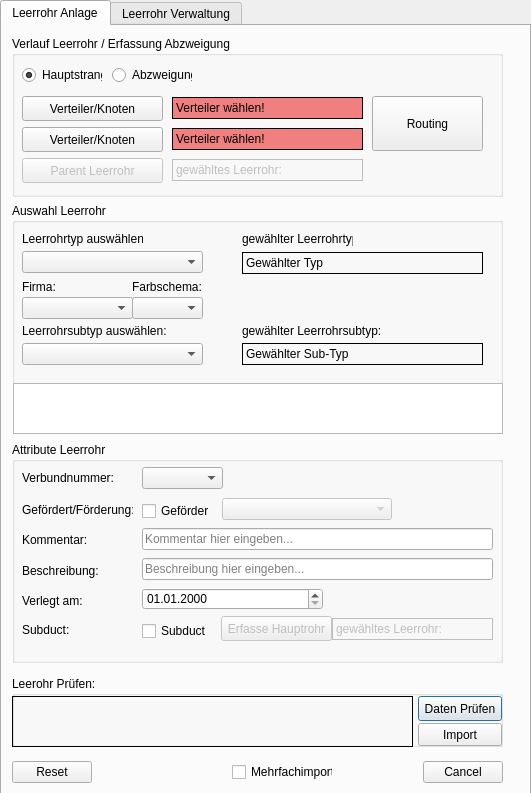
geoKjack/Toolbox_SiegeleCO, file tools/leerrohr_verlegen/leerrohr_verlegen_dialog_base.ui: the form before one commit.
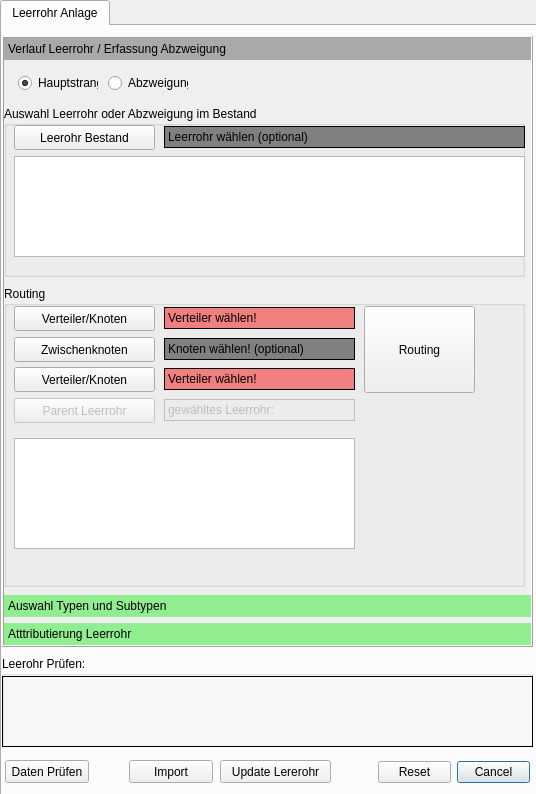
The form after the commit. Custom widgets are drawn as their Qt base class.

Commit message: Großer Umbau von allen Tools

The edit to the form file:
```diff
--- a/tools/leerrohr_verlegen/leerrohr_verlegen_dialog_base.ui
+++ b/tools/leerrohr_verlegen/leerrohr_verlegen_dialog_base.ui
@@ -6,8 +6,8 @@
    <rect>
     <x>0</x>
     <y>0</y>
-    <width>531</width>
-    <height>793</height>
+    <width>536</width>
+    <height>794</height>
    </rect>
   </property>
   <property name="windowTitle">
@@ -18,7 +18,7 @@
     <rect>
      <x>0</x>
      <y>0</y>
-     <width>531</width>
+     <width>541</width>
      <height>801</height>
     </rect>
    </property>
@@ -42,64 +42,47 @@
     <widget class="QGroupBox" name="groupBox_3">
      <property name="geometry">
       <rect>
-       <x>10</x>
-       <y>650</y>
-       <width>491</width>
-       <height>71</height>
+       <x>0</x>
+       <y>630</y>
+       <width>531</width>
+       <height>91</height>
       </rect>
      </property>
      <property name="title">
       <string>Leerohr Prüfen:</string>
      </property>
-     <widget class="QPushButton" name="pushButton_Datenpruefung">
-      <property name="geometry">
-       <rect>
-        <x>406</x>
-        <y>20</y>
-        <width>84</width>
-        <height>25</height>
-       </rect>
-      </property>
-      <property name="text">
-       <string>Daten Prüfen</string>
-      </property>
-     </widget>
      <widget class="QLabel" name="label_Status">
       <property name="geometry">
        <rect>
         <x>0</x>
         <y>20</y>
-        <width>401</width>
-        <height>51</height>
+        <width>531</width>
+        <height>71</height>
        </rect>
       </property>
+      <property name="styleSheet">
+       <string notr="true">padding-left: 10px; padding-top: 5px;</string>
+      </property>
       <property name="frameShape">
        <enum>QFrame::Box</enum>
       </property>
       <property name="text">
        <string/>
       </property>
-     </widget>
-     <widget class="QPushButton" name="pushButton_Import">
-      <property name="geometry">
-       <rect>
-        <x>406</x>
-        <y>47</y>
-        <width>84</width>
-        <height>23</height>
-       </rect>
+      <property name="alignment">
+       <set>Qt::AlignLeading|Qt::AlignLeft|Qt::AlignTop</set>
       </property>
-      <property name="text">
-       <string>Import</string>
+      <property name="wordWrap">
+       <bool>true</bool>
       </property>
      </widget>
     </widget>
     <widget class="QDialogButtonBox" name="button_box">
      <property name="geometry">
       <rect>
-       <x>10</x>
+       <x>376</x>
        <y>730</y>
-       <width>491</width>
+       <width>152</width>
        <height>32</height>
       </rect>
      </property>
@@ -110,17 +93,475 @@
       <set>QDialogButtonBox::Cancel|QDialogButtonBox::Reset</set>
      </property>
     </widget>
+    <widget class="QToolBox" name="toolBox">
+     <property name="geometry">
+      <rect>
+       <x>0</x>
+       <y>10</y>
+       <width>531</width>
+       <height>611</height>
+      </rect>
+     </property>
+     <property name="sizePolicy">
+      <sizepolicy hsizetype="Fixed" vsizetype="Fixed">
+       <horstretch>0</horstretch>
+       <verstretch>0</verstretch>
+      </sizepolicy>
+     </property>
+     <property name="autoFillBackground">
+      <bool>true</bool>
+     </property>
+     <property name="styleSheet">
+      <string notr="true">QToolBox::tab { background-color: lightgreen; }
+QToolBox::tab:selected { background-color: darkgrey; }
+</string>
+     </property>
+     <property name="frameShape">
+      <enum>QFrame::Box</enum>
+     </property>
+     <property name="frameShadow">
+      <enum>QFrame::Raised</enum>
+     </property>
+     <property name="currentIndex">
+      <number>0</number>
+     </property>
+     <widget class="QWidget" name="page">
+      <property name="geometry">
+       <rect>
+        <x>0</x>
+        <y>0</y>
+        <width>527</width>
+        <height>523</height>
+       </rect>
+      </property>
+      <attribute name="label">
+       <string>Verlauf Leerrohr / Erfassung Abzweigung</string>
+      </attribute>
+      <widget class="QRadioButton" name="radioButton_Hauptstrang">
+       <property name="geometry">
+        <rect>
+         <x>14</x>
+         <y>8</y>
+         <width>80</width>
+         <height>18</height>
+        </rect>
+       </property>
+       <property name="text">
+        <string>Hauptstrang</string>
+       </property>
+       <property name="checked">
+        <bool>true</bool>
+       </property>
+       <property name="radio" stdset="0">
+        <string/>
+       </property>
+      </widget>
+      <widget class="QRadioButton" name="radioButton_Abzweigung">
+       <property name="geometry">
+        <rect>
+         <x>104</x>
+         <y>8</y>
+         <width>80</width>
+         <height>18</height>
+        </rect>
+       </property>
+       <property name="text">
+        <string>Abzweigung</string>
+       </property>
+       <property name="radio" stdset="0">
+        <string/>
+       </property>
+      </widget>
+      <widget class="QGroupBox" name="groupBox">
+       <property name="geometry">
+        <rect>
+         <x>0</x>
+         <y>40</y>
+         <width>521</width>
+         <height>171</height>
+        </rect>
+       </property>
+       <property name="inputMethodHints">
+        <set>Qt::ImhNone</set>
+       </property>
+       <property name="title">
+        <string>Auswahl Leerrohr oder Abzweigung im Bestand</string>
+       </property>
+       <widget class="QPushButton" name="pushButton_select_leerrohr">
+        <property name="geometry">
+         <rect>
+          <x>10</x>
+          <y>19</y>
+          <width>141</width>
+          <height>25</height>
+         </rect>
+        </property>
+        <property name="text">
+         <string>Leerohr Bestand</string>
+        </property>
+       </widget>
+       <widget class="QLabel" name="label_gewaehltes_leerrohr">
+        <property name="geometry">
+         <rect>
+          <x>160</x>
+          <y>20</y>
+          <width>361</width>
+          <height>22</height>
+         </rect>
+        </property>
+        <property name="autoFillBackground">
+         <bool>false</bool>
+        </property>
+        <property name="styleSheet">
+         <string notr="true">background-color: grey;</string>
+        </property>
+        <property name="inputMethodHints">
+         <set>Qt::ImhNone</set>
+        </property>
+        <property name="frameShape">
+         <enum>QFrame::Box</enum>
+        </property>
+        <property name="frameShadow">
+         <enum>QFrame::Plain</enum>
+        </property>
+        <property name="lineWidth">
+         <number>1</number>
+        </property>
+        <property name="text">
+         <string>Leerrohr wählen (optional)</string>
+        </property>
+       </widget>
+       <widget class="QListWidget" name="listWidget_Leerrohr">
+        <property name="geometry">
+         <rect>
+          <x>10</x>
+          <y>50</y>
+          <width>511</width>
+          <height>101</height>
+         </rect>
+        </property>
+        <property name="inputMethodHints">
+         <set>Qt::ImhMultiLine</set>
+        </property>
+       </widget>
+      </widget>
+      <widget class="QGroupBox" name="groupBox_4">
+       <property name="geometry">
+        <rect>
+         <x>0</x>
+         <y>220</y>
+         <width>521</width>
+         <height>301</height>
+        </rect>
+       </property>
+       <property name="title">
+        <string>Routing</string>
+       </property>
+       <widget class="QPushButton" name="pushButton_Parent_Leerrohr">
+        <property name="enabled">
+         <bool>false</bool>
+        </property>
+        <property name="geometry">
+         <rect>
+          <x>10</x>
+          <y>112</y>
+          <width>141</width>
+          <height>25</height>
+         </rect>
+        </property>
+        <property name="text">
+         <string>Parent Leerrohr</string>
+        </property>
+       </widget>
+       <widget class="QPushButton" name="pushButton_routing">
+        <property name="geometry">
+         <rect>
+          <x>360</x>
+          <y>20</y>
+          <width>111</width>
+          <height>87</height>
+         </rect>
+        </property>
+        <property name="text">
+         <string>Routing</string>
+        </property>
+       </widget>
+       <widget class="QGraphicsView" name="graphicsView_Auswahl_Route">
+        <property name="geometry">
+         <rect>
+          <x>10</x>
+          <y>152</y>
+          <width>341</width>
+          <height>111</height>
+         </rect>
+        </property>
+        <property name="sizePolicy">
+         <sizepolicy hsizetype="Fixed" vsizetype="Fixed">
+          <horstretch>0</horstretch>
+          <verstretch>0</verstretch>
+         </sizepolicy>
+        </property>
+        <property name="alignment">
+         <set>Qt::AlignLeading|Qt::AlignLeft|Qt::AlignTop</set>
+        </property>
+       </widget>
+       <widget class="QPushButton" name="pushButton_zwischenknoten">
+        <property name="geometry">
+         <rect>
+          <x>10</x>
+          <y>51</y>
+          <width>141</width>
+          <height>25</height>
+         </rect>
+        </property>
+        <property name="text">
+         <string>Zwischenknoten</string>
+        </property>
+       </widget>
+       <widget class="QLabel" name="label_gewaehlter_zwischenknoten">
+        <property name="geometry">
+         <rect>
+          <x>160</x>
+          <y>52</y>
+          <width>191</width>
+          <height>22</height>
+         </rect>
+        </property>
+        <property name="styleSheet">
+         <string notr="true">background-color: grey;</string>
+        </property>
+        <property name="frameShape">
+         <enum>QFrame::Box</enum>
+        </property>
+        <property name="text">
+         <string>Knoten wählen! (optional)</string>
+        </property>
+       </widget>
+       <widget class="QPushButton" name="pushButton_verteiler_2">
+        <property name="geometry">
+         <rect>
+          <x>10</x>
+          <y>81</y>
+          <width>141</width>
+          <height>25</height>
+         </rect>
+        </property>
+        <property name="text">
+         <string>Verteiler/Knoten</string>
+        </property>
+       </widget>
+       <widget class="QLabel" name="label_Parent_Leerrohr">
+        <property name="enabled">
+         <bool>false</bool>
+        </property>
+        <property name="geometry">
+         <rect>
+          <x>160</x>
+          <y>113</y>
+          <width>191</width>
+          <height>22</height>
+         </rect>
+        </property>
+        <property name="frameShape">
+         <enum>QFrame::Box</enum>
+        </property>
+        <property name="text">
+         <string>gewähltes Leerrohr:   </string>
+        </property>
+       </widget>
+       <widget class="QLabel" name="label_gewaehlter_verteiler_2">
+        <property name="geometry">
+         <rect>
+          <x>160</x>
+          <y>82</y>
+          <width>191</width>
+          <height>22</height>
+         </rect>
+        </property>
+        <property name="styleSheet">
+         <string notr="true">background-color: lightcoral;</string>
+        </property>
+        <property name="frameShape">
+         <enum>QFrame::Box</enum>
+        </property>
+        <property name="text">
+         <string>Verteiler wählen!</string>
+        </property>
+       </widget>
+       <widget class="QLabel" name="label_gewaehlter_verteiler">
+        <property name="geometry">
+         <rect>
+          <x>160</x>
+          <y>21</y>
+          <width>191</width>
+          <height>22</height>
+         </rect>
+        </property>
+        <property name="autoFillBackground">
+         <bool>false</bool>
+        </property>
+        <property name="styleSheet">
+         <string notr="true">background-color: lightcoral;</string>
+        </property>
+        <property name="inputMethodHints">
+         <set>Qt::ImhNone</set>
+        </property>
+        <property name="frameShape">
+         <enum>QFrame::Box</enum>
+        </property>
+        <property name="frameShadow">
+         <enum>QFrame::Plain</enum>
+        </property>
+        <property name="lineWidth">
+         <number>1</number>
+        </property>
+        <property name="text">
+         <string>Verteiler wählen!</string>
+        </property>
+       </widget>
+       <widget class="QPushButton" name="pushButton_verteiler">
+        <property name="geometry">
+         <rect>
+          <x>10</x>
+          <y>20</y>
+          <width>141</width>
+          <height>25</height>
+         </rect>
+        </property>
+        <property name="text">
+         <string>Verteiler/Knoten</string>
+        </property>
+       </widget>
+      </widget>
+     </widget>
+     <widget class="QWidget" name="page_2">
+      <property name="geometry">
+       <rect>
+        <x>0</x>
+        <y>0</y>
+        <width>527</width>
+        <height>523</height>
+       </rect>
+      </property>
+      <attribute name="label">
+       <string>Auswahl Typen und Subtypen</string>
+      </attribute>
+      <widget class="QGraphicsView" name="graphicsView_Auswahl_Subtyp">
+       <property name="geometry">
+        <rect>
+         <x>0</x>
+         <y>280</y>
+         <width>521</width>
+         <height>241</height>
+        </rect>
+       </property>
+       <property name="sizePolicy">
+        <sizepolicy hsizetype="Fixed" vsizetype="Expanding">
+         <horstretch>0</horstretch>
+         <verstretch>0</verstretch>
+        </sizepolicy>
+       </property>
+       <property name="styleSheet">
+        <string notr="true">padding-left: 10px; padding-top: 5px;</string>
+       </property>
+       <property name="alignment">
+        <set>Qt::AlignLeading|Qt::AlignLeft|Qt::AlignTop</set>
+       </property>
+      </widget>
+      <widget class="QTabWidget" name="tabWidget_6">
+       <property name="geometry">
+        <rect>
+         <x>0</x>
+         <y>0</y>
+         <width>601</width>
+         <height>271</height>
+        </rect>
+       </property>
+       <property name="currentIndex">
+        <number>2</number>
+       </property>
+       <widget class="QWidget" name="tab_4">
+        <attribute name="title">
+         <string>Zubringerrohr</string>
+        </attribute>
+        <widget class="QListWidget" name="listWidget_Zubringerrohr">
+         <property name="geometry">
+          <rect>
+           <x>0</x>
+           <y>5</y>
+           <width>591</width>
+           <height>241</height>
+          </rect>
+         </property>
+         <property name="selectionMode">
+          <enum>QAbstractItemView::MultiSelection</enum>
+         </property>
+        </widget>
+       </widget>
+       <widget class="QWidget" name="tab_14">
+        <attribute name="title">
+         <string>Hauptrohr</string>
+        </attribute>
+        <widget class="QListWidget" name="listWidget_Hauptrohr">
+         <property name="geometry">
+          <rect>
+           <x>0</x>
+           <y>5</y>
+           <width>591</width>
+           <height>241</height>
+          </rect>
+         </property>
+         <property name="selectionMode">
+          <enum>QAbstractItemView::MultiSelection</enum>
+         </property>
+        </widget>
+       </widget>
+       <widget class="QWidget" name="tab_3">
+        <attribute name="title">
+         <string>Multirohr</string>
+        </attribute>
+        <widget class="QListWidget" name="listWidget_Multirohr">
+         <property name="geometry">
+          <rect>
+           <x>0</x>
+           <y>5</y>
+           <width>521</width>
+           <height>241</height>
+          </rect>
+         </property>
+         <property name="styleSheet">
+          <string notr="true"/>
+         </property>
+         <property name="selectionMode">
+          <enum>QAbstractItemView::MultiSelection</enum>
+         </property>
+        </widget>
+       </widget>
+      </widget>
+     </widget>
+     <widget class="QWidget" name="page_3">
+      <property name="geometry">
+       <rect>
+        <x>0</x>
+        <y>0</y>
+        <width>527</width>
+        <height>523</height>
+       </rect>
+      </property>
+      <attribute name="label">
+       <string>Atttributierung Leerrohr</string>
+      </attribute>
     <widget class="QGroupBox" name="groupBox_2">
      <property name="geometry">
       <rect>
-       <x>10</x>
-       <y>416</y>
-       <width>491</width>
-       <height>221</height>
+         <x>0</x>
+         <y>0</y>
+         <width>531</width>
+         <height>531</height>
       </rect>
      </property>
      <property name="title">
-      <string>Attribute Leerrohr</string>
+        <string/>
      </property>
      <widget class="QLabel" name="label_11">
       <property name="geometry">
@@ -329,297 +770,47 @@
        <string>gewähltes Leerrohr:   </string>
       </property>
      </widget>
-    </widget>
-    <widget class="QGroupBox" name="groupBox">
-     <property name="geometry">
-      <rect>
-       <x>10</x>
-       <y>10</y>
-       <width>491</width>
-       <height>161</height>
-      </rect>
-     </property>
-     <property name="title">
-      <string>Verlauf Leerrohr / Erfassung Abzweigung</string>
-     </property>
-     <widget class="QPushButton" name="pushButton_verteiler_2">
-      <property name="geometry">
-       <rect>
-        <x>10</x>
-        <y>91</y>
-        <width>141</width>
-        <height>25</height>
-       </rect>
-      </property>
-      <property name="text">
-       <string>Verteiler/Knoten</string>
-      </property>
-     </widget>
-     <widget class="QPushButton" name="pushButton_verteiler">
-      <property name="geometry">
-       <rect>
-        <x>10</x>
-        <y>60</y>
-        <width>141</width>
-        <height>25</height>
-       </rect>
-      </property>
-      <property name="text">
-       <string>Verteiler/Knoten</string>
-      </property>
-     </widget>
-     <widget class="QPushButton" name="pushButton_Parent_Leerrohr">
-      <property name="enabled">
-       <bool>false</bool>
-      </property>
-      <property name="geometry">
-       <rect>
-        <x>10</x>
-        <y>122</y>
-        <width>141</width>
-        <height>25</height>
-       </rect>
-      </property>
-      <property name="text">
-       <string>Parent Leerrohr</string>
-      </property>
-     </widget>
-     <widget class="QLabel" name="label_gewaehlter_verteiler">
-      <property name="geometry">
-       <rect>
-        <x>160</x>
-        <y>61</y>
-        <width>191</width>
-        <height>22</height>
-       </rect>
-      </property>
-      <property name="autoFillBackground">
-       <bool>false</bool>
-      </property>
-      <property name="styleSheet">
-       <string notr="true">background-color: lightcoral;</string>
-      </property>
-      <property name="inputMethodHints">
-       <set>Qt::ImhNone</set>
-      </property>
-      <property name="frameShape">
-       <enum>QFrame::Box</enum>
-      </property>
-      <property name="frameShadow">
-       <enum>QFrame::Plain</enum>
-      </property>
-      <property name="lineWidth">
-       <number>1</number>
-      </property>
-      <property name="text">
-       <string>Verteiler wählen!</string>
-      </property>
-     </widget>
-     <widget class="QLabel" name="label_Parent_Leerrohr">
-      <property name="enabled">
-       <bool>false</bool>
-      </property>
-      <property name="geometry">
-       <rect>
-        <x>160</x>
-        <y>123</y>
-        <width>191</width>
-        <height>22</height>
-       </rect>
-      </property>
-      <property name="frameShape">
-       <enum>QFrame::Box</enum>
-      </property>
-      <property name="text">
-       <string>gewähltes Leerrohr:   </string>
-      </property>
-     </widget>
-     <widget class="QLabel" name="label_gewaehlter_verteiler_2">
-      <property name="geometry">
-       <rect>
-        <x>160</x>
-        <y>92</y>
-        <width>191</width>
-        <height>22</height>
-       </rect>
-      </property>
-      <property name="styleSheet">
-       <string notr="true">background-color: lightcoral;</string>
-      </property>
-      <property name="frameShape">
-       <enum>QFrame::Box</enum>
-      </property>
-      <property name="text">
-       <string>Verteiler wählen!</string>
-      </property>
-     </widget>
-     <widget class="QPushButton" name="pushButton_routing">
-      <property name="geometry">
-       <rect>
-        <x>360</x>
-        <y>60</y>
-        <width>111</width>
-        <height>55</height>
-       </rect>
-      </property>
-      <property name="text">
-       <string>Routing</string>
-      </property>
-     </widget>
-     <widget class="QRadioButton" name="radioButton_Abzweigung">
-      <property name="geometry">
-       <rect>
-        <x>100</x>
-        <y>30</y>
-        <width>80</width>
-        <height>18</height>
-       </rect>
-      </property>
-      <property name="text">
-       <string>Abzweigung</string>
-      </property>
-      <property name="radio" stdset="0">
-       <string/>
-      </property>
-      <attribute name="buttonGroup">
-       <string notr="true">buttonGroup</string>
-      </attribute>
-     </widget>
-     <widget class="QRadioButton" name="radioButton_Hauptstrang">
-      <property name="geometry">
-       <rect>
-        <x>10</x>
-        <y>30</y>
-        <width>80</width>
-        <height>18</height>
-       </rect>
-      </property>
-      <property name="text">
-       <string>Hauptstrang</string>
-      </property>
-      <property name="checked">
-       <bool>true</bool>
-      </property>
-      <property name="radio" stdset="0">
-       <string/>
-      </property>
-      <attribute name="buttonGroup">
-       <string notr="true">buttonGroup</string>
-      </attribute>
-     </widget>
-    </widget>
-    <widget class="QGroupBox" name="groupBox_4">
-     <property name="geometry">
-      <rect>
-       <x>10</x>
-       <y>177</y>
-       <width>491</width>
-       <height>231</height>
-      </rect>
-     </property>
-     <property name="title">
-      <string>Auswahl Leerrohr</string>
-     </property>
-     <widget class="QLabel" name="label">
-      <property name="geometry">
-       <rect>
-        <x>10</x>
-        <y>28</y>
-        <width>121</width>
-        <height>16</height>
-       </rect>
-      </property>
-      <property name="text">
-       <string>Leerrohrtyp auswählen:</string>
-      </property>
-     </widget>
-     <widget class="QComboBox" name="comboBox_leerrohr_typ">
-      <property name="geometry">
-       <rect>
-        <x>10</x>
-        <y>48</y>
-        <width>181</width>
-        <height>22</height>
-       </rect>
-      </property>
-     </widget>
-     <widget class="QLabel" name="label_6">
-      <property name="geometry">
-       <rect>
-        <x>230</x>
-        <y>28</y>
-        <width>111</width>
-        <height>16</height>
-       </rect>
-      </property>
-      <property name="text">
-       <string>gewählter Leerrohrtyp:</string>
-      </property>
-     </widget>
-     <widget class="QComboBox" name="comboBox_leerrohr_typ_2">
-      <property name="geometry">
-       <rect>
-        <x>10</x>
-        <y>140</y>
-        <width>181</width>
-        <height>22</height>
-       </rect>
-      </property>
-     </widget>
-     <widget class="QLabel" name="label_10">
-      <property name="geometry">
-       <rect>
-        <x>230</x>
-        <y>120</y>
-        <width>141</width>
-        <height>16</height>
-       </rect>
-      </property>
-      <property name="text">
-       <string>gewählter Leerrohrsubtyp:</string>
-      </property>
-     </widget>
-     <widget class="QLabel" name="label_2">
-      <property name="geometry">
-       <rect>
-        <x>10</x>
-        <y>120</y>
-        <width>161</width>
-        <height>16</height>
-       </rect>
-      </property>
-      <property name="text">
-       <string>Leerrohrsubtyp auswählen:</string>
-      </property>
-     </widget>
      <widget class="QLabel" name="label_16">
       <property name="geometry">
        <rect>
-        <x>120</x>
-        <y>74</y>
+          <x>10</x>
+          <y>211</y>
         <width>111</width>
         <height>20</height>
        </rect>
       </property>
       <property name="text">
-       <string>Farbschema:</string>
-      </property>
-     </widget>
-     <widget class="QComboBox" name="comboBox_Farbschema">
+         <string>Count-Wert:</string>
+        </property>
+       </widget>
+       <widget class="QComboBox" name="comboBox_Countwert">
+        <property name="enabled">
+         <bool>false</bool>
+        </property>
       <property name="geometry">
        <rect>
-        <x>120</x>
-        <y>94</y>
-        <width>71</width>
+          <x>130</x>
+          <y>210</y>
+          <width>81</width>
         <height>22</height>
        </rect>
       </property>
      </widget>
-     <widget class="QComboBox" name="comboBox_Firma">
+       <widget class="QComboBox" name="comboBox_Status">
       <property name="geometry">
        <rect>
+          <x>130</x>
+          <y>239</y>
+          <width>181</width>
+          <height>22</height>
+         </rect>
+        </property>
+       </widget>
+       <widget class="QLabel" name="label_17">
+        <property name="geometry">
+         <rect>
         <x>10</x>
-        <y>94</y>
+          <y>240</y>
         <width>111</width>
         <height>22</height>
        </rect>
@@ -629,77 +820,58 @@
       <property name="geometry">
        <rect>
         <x>10</x>
-        <y>74</y>
+          <y>270</y>
         <width>111</width>
         <height>20</height>
        </rect>
       </property>
       <property name="text">
-       <string>Firma:</string>
-      </property>
-     </widget>
-     <widget class="QLabel" name="label_gewaehltes_leerrohr">
+         <string>Eigner:</string>
+        </property>
+       </widget>
+      </widget>
+     </widget>
+    </widget>
+    <widget class="QPushButton" name="pushButton_Datenpruefung">
       <property name="geometry">
        <rect>
-        <x>230</x>
-        <y>49</y>
-        <width>241</width>
-        <height>22</height>
-       </rect>
-      </property>
-      <property name="frameShape">
-       <enum>QFrame::Box</enum>
-      </property>
+       <x>3</x>
+       <y>734</y>
+       <width>84</width>
+       <height>23</height>
+      </rect>
+     </property>
       <property name="text">
-       <string>Gewählter Typ</string>
-      </property>
-     </widget>
-     <widget class="QLabel" name="label_gewaehltes_leerrohr_2">
+      <string>Daten Prüfen</string>
+     </property>
+    </widget>
+    <widget class="QPushButton" name="pushButton_Import">
       <property name="geometry">
        <rect>
-        <x>230</x>
-        <y>140</y>
-        <width>241</width>
-        <height>22</height>
-       </rect>
-      </property>
-      <property name="frameShape">
-       <enum>QFrame::Box</enum>
-      </property>
+       <x>127</x>
+       <y>734</y>
+       <width>84</width>
+       <height>23</height>
+      </rect>
+     </property>
       <property name="text">
-       <string>Gewählter Sub-Typ</string>
-      </property>
-     </widget>
-     <widget class="QGraphicsView" name="graphicsView_Auswahl_Rohre">
+      <string>Import</string>
+     </property>
+    </widget>
+    <widget class="QPushButton" name="pushButton_update_leerrohr">
       <property name="geometry">
        <rect>
-        <x>1</x>
-        <y>180</y>
-        <width>490</width>
-        <height>51</height>
-       </rect>
-      </property>
-     </widget>
-    </widget>
-    <widget class="QCheckBox" name="checkBox_clearForm">
-     <property name="geometry">
-      <rect>
-       <x>230</x>
-       <y>737</y>
-       <width>101</width>
-       <height>18</height>
-      </rect>
-     </property>
+       <x>218</x>
+       <y>734</y>
+       <width>111</width>
+       <height>23</height>
+      </rect>
+     </property>
      <property name="text">
-      <string>Mehrfachimport</string>
+      <string>Update Lererohr</string>
      </property>
     </widget>
    </widget>
-   <widget class="QWidget" name="tab_2">
-    <attribute name="title">
-     <string>Leerrohr Verwaltung</string>
-    </attribute>
-   </widget>
   </widget>
  </widget>
  <customwidgets>
```
Left out of the diff: 16 changed lines with no effect on the pictures. Lines whose indentation alone changed are shown as unchanged. The commit also changes 41 other files.
